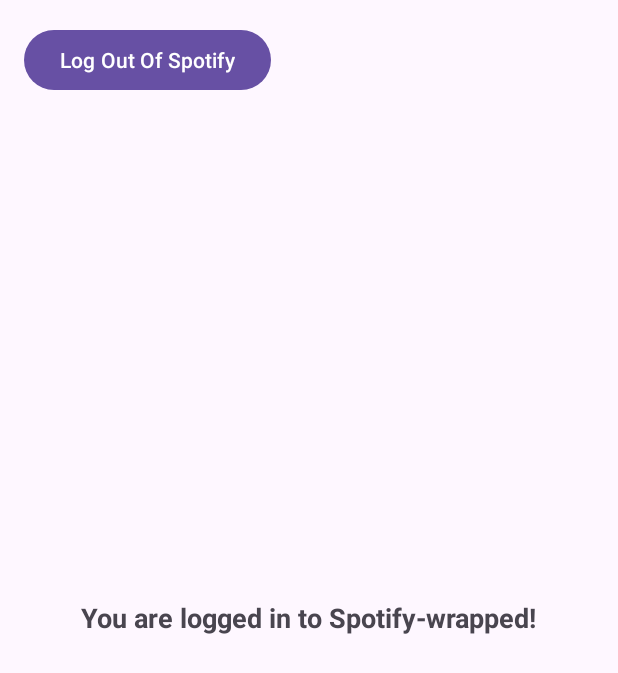
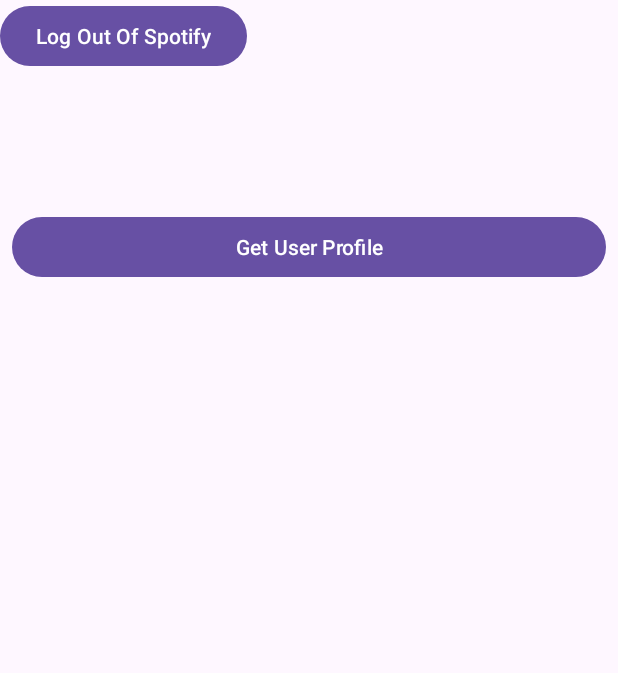
Before and after one commit to asalontai/spotify-wrapped, an Android app: the LoggedInActivity screen opened directly, with no data from a screen before it, on a phone screen of 412 x 824 dp. Shown: the top 673 px of the screen. Run offline under Robolectric (Android 15) with nearby library versions, the phone set to English and light mode, and no system bars; libraries missing offline, so code that uses them is left out: com.spotify.sdk.

Commit message:
fixed get profile
able to get user profile information

```diff
--- a/app/src/main/java/com/example/myapplication/AuthActivity.java
+++ b/app/src/main/java/com/example/myapplication/AuthActivity.java
@@ -19,6 +19,8 @@ public class AuthActivity extends AppCompatActivity {
 
     // Request code for authentication
     private static final int AUTH_REQUEST_CODE = 123;
+    public static String accessToken;
+    public static String accessCode;
 
     @Override
     protected void onCreate(@Nullable Bundle savedInstanceState) {
@@ -53,7 +55,8 @@ public class AuthActivity extends AppCompatActivity {
                 // Response was successful and contains auth token
                 case TOKEN:
                     // Handle successful response
-                    String accessToken = response.getAccessToken();
+                    accessToken = response.getAccessToken();
+                    accessCode = response.getCode();
                     // Start LoggedInActivity
                     Intent loggedInIntent = new Intent(this, LoggedInActivity.class);
                     startActivity(loggedInIntent);
@@ -75,4 +78,5 @@ public class AuthActivity extends AppCompatActivity {
             }
         }
     }
+
 }
--- a/app/src/main/res/layout/activity_logged_in.xml
+++ b/app/src/main/res/layout/activity_logged_in.xml
@@ -1,17 +1,16 @@
 <?xml version="1.0" encoding="utf-8"?>
-<RelativeLayout xmlns:android="http://schemas.android.com/apk/res/android"
+    <androidx.constraintlayout.widget.ConstraintLayout xmlns:android="http://schemas.android.com/apk/res/android"
+    xmlns:app="http://schemas.android.com/apk/res-auto"
+    xmlns:tools="http://schemas.android.com/tools"
+    android:id="@+id/activity_main"
     android:layout_width="match_parent"
     android:layout_height="match_parent"
-    android:padding="16dp">
+    tools:context=".MainActivity">
 
-    <TextView
-        android:id="@+id/textViewLoggedInMessage"
-        android:layout_width="wrap_content"
-        android:layout_height="wrap_content"
-        android:text="@string/you_are_logged_in_to_spotify_wrapped"
-        android:textSize="18sp"
-        android:textStyle="bold"
-        android:layout_centerInParent="true" />
+    <LinearLayout
+        android:layout_width="match_parent"
+        android:layout_height="match_parent"
+        android:orientation="vertical">
 
         <Button
             android:id="@+id/btnLogout"
@@ -20,4 +19,43 @@
             android:text="Log Out Of Spotify"
             android:onClick="logoutOnClick" />
 
-</RelativeLayout>
+        <TextView
+            android:id="@+id/token_text_view"
+            android:layout_width="match_parent"
+            android:layout_height="wrap_content"
+            android:layout_margin="8dp"
+            tools:text="Token:" />
+
+
+
+        <TextView
+            android:id="@+id/code_text_view"
+            android:layout_width="match_parent"
+            android:layout_height="wrap_content"
+            android:layout_margin="8dp"
+            tools:text="Code:" />
+
+
+        <TextView
+            android:id="@+id/response_text_view"
+            android:layout_width="match_parent"
+            android:layout_height="wrap_content"
+            android:textSize="10sp"
+            tools:text="Line 1\nLine 2\nLine 3" />
+
+        <LinearLayout
+            android:layout_width="match_parent"
+            android:layout_height="wrap_content">
+
+            <Button
+                android:id="@+id/profile_btn"
+                android:layout_width="0dp"
+                android:layout_height="wrap_content"
+                android:layout_gravity="center_vertical"
+                android:layout_margin="8dp"
+                android:layout_weight="1"
+                android:text="Get User Profile" />
+        </LinearLayout>
+    </LinearLayout>
+
+    </androidx.constraintlayout.widget.ConstraintLayout>
```
Also changed, not shown: app/src/main/java/com/example/myapplication/LoggedInActivity.java (+105 -0 lines). Lines whose indentation alone changed are shown as unchanged.
